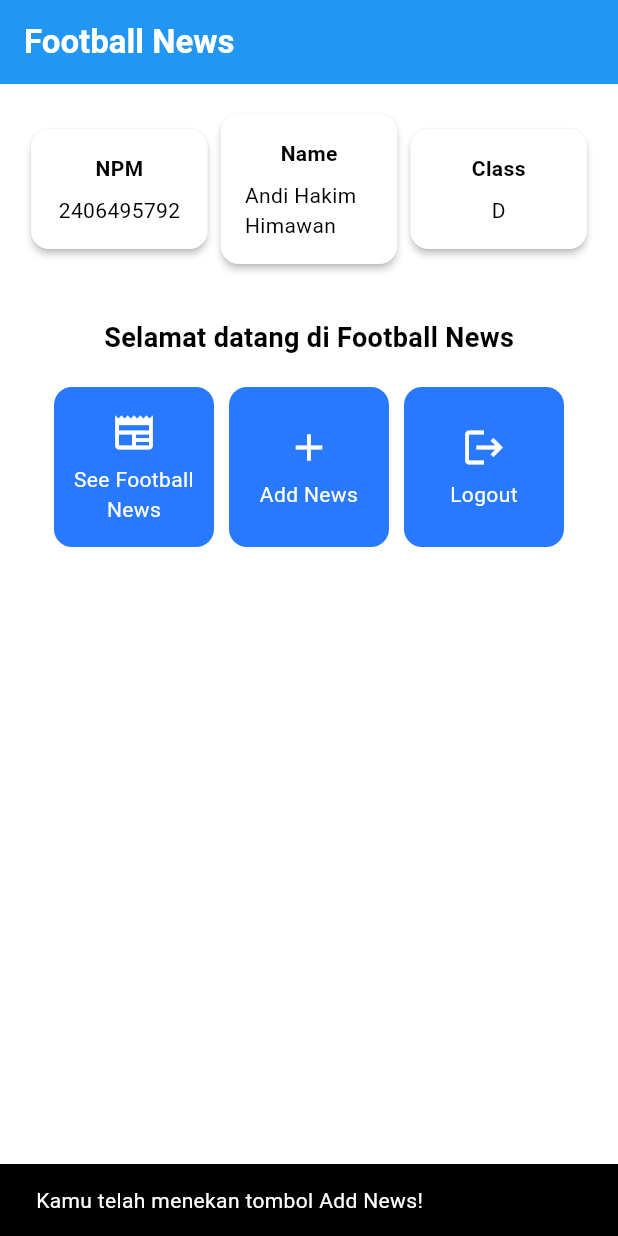
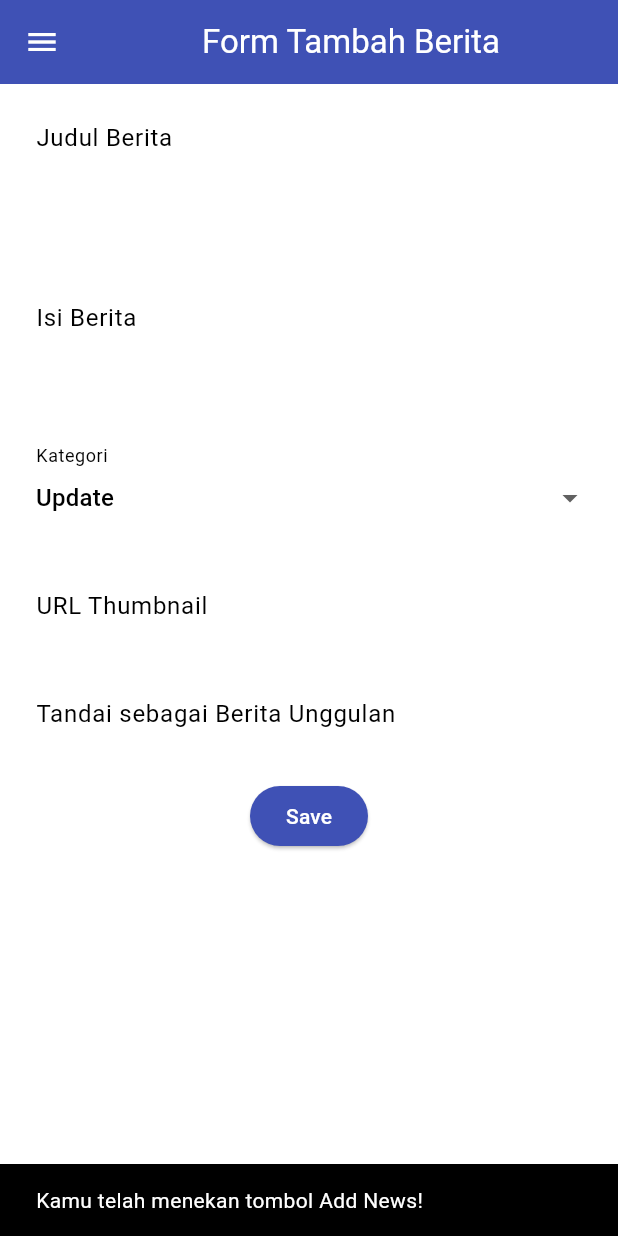
Before and after one commit to SirinAX/football-news-mobile, a Flutter app: the MyHomePage screen opened directly, after a tap on "Add News", on a phone screen of 412 x 824 dp. Run offline on Flutter 3.47's test engine with Material 3 defaults, Android fonts, the phone set to English and light mode, and no system bars.

Commit message:
tutorial 7 selesai

```diff
--- a/lib/main.dart
+++ b/lib/main.dart
@@ -1,6 +1,5 @@
 import 'package:flutter/material.dart';
-import 'package:football_news/menu.dart';
-
+import 'package:football_news/screens/menu.dart';
 void main() {
   runApp(const MyApp());
 }
--- a/lib/menu.dart
+++ b/lib/screens/menu.dart
@@ -1,4 +1,8 @@
 import 'package:flutter/material.dart';
+import 'package:football_news/screens/newslist_form.dart';
+import 'package:football_news/widgets/left_drawer.dart';
+import 'package:football_news/widgets/news_card.dart';
+
 
 class MyHomePage extends StatelessWidget {
   MyHomePage({super.key});
@@ -26,6 +30,8 @@ class MyHomePage extends StatelessWidget {
         ),
         backgroundColor: Theme.of(context).colorScheme.primary,
       ),
+      drawer: const LeftDrawer(),
+
       body: Padding(
         padding: const EdgeInsets.all(16.0),
         child: Column(
@@ -108,47 +114,3 @@ class ItemHomepage {
 
   ItemHomepage(this.name, this.icon);
 }
-
-class ItemCard extends StatelessWidget {
-  final ItemHomepage item;
-
-  const ItemCard(this.item, {super.key});
-
-  @override
-  Widget build(BuildContext context) {
-    return Material(
-      color: Theme.of(context).colorScheme.secondary,
-      borderRadius: BorderRadius.circular(12),
-      child: InkWell(
-        onTap: () {
-          ScaffoldMessenger.of(context)
-            ..hideCurrentSnackBar()
-            ..showSnackBar(
-              SnackBar(content: Text("Kamu telah menekan tombol ${item.name}!")),
-            );
-        },
-        child: Container(
-          padding: const EdgeInsets.all(8),
-          child: Center(
-            child: Column(
-              mainAxisAlignment: MainAxisAlignment.center,
-              children: [
-                Icon(
-                  item.icon,
-                  color: Colors.white,
-                  size: 30.0,
-                ),
-                const Padding(padding: EdgeInsets.all(3)),
-                Text(
-                  item.name,
-                  textAlign: TextAlign.center,
-                  style: const TextStyle(color: Colors.white),
-                ),
-              ],
-            ),
-          ),
-        ),
-      ),
-    );
-  }
-}
--- /dev/null
+++ b/lib/screens/newslist_form.dart
@@ -0,0 +1,228 @@
+import 'package:flutter/material.dart';
+import 'package:football_news/widgets/left_drawer.dart';
+
+class NewsFormPage extends StatefulWidget {
+  const NewsFormPage({super.key});
+
+  @override
+  State<NewsFormPage> createState() => _NewsFormPageState();
+}
+
+class _NewsFormPageState extends State<NewsFormPage> {
+  final _formKey = GlobalKey<FormState>();
+  String _title = "";
+  String _content = "";
+  String _category = "update"; // default
+  String _thumbnail = "";
+  bool _isFeatured = false; // default
+
+  final List<String> _categories = [
+    'transfer',
+    'update',
+    'exclusive',
+    'match',
+    'rumor',
+    'analysis',
+  ];
+
+  @override
+  Widget build(BuildContext context) {
+    return Scaffold(
+      appBar: AppBar(
+        title: const Center(
+          child: Text(
+            'Form Tambah Berita',
+          ),
+        ),
+        backgroundColor: Colors.indigo,
+        foregroundColor: Colors.white,
+      ),
+
+      drawer: const LeftDrawer(),
+
+      body: Form(
+        key: _formKey,
+        child: SingleChildScrollView(
+          child: Column(
+            crossAxisAlignment: CrossAxisAlignment.start,
+            children: [
+              // === Title ===
+              Padding(
+                padding: const EdgeInsets.all(8.0),
+                child: TextFormField(
+                  decoration: InputDecoration(
+                    hintText: "Judul Berita",
+                    labelText: "Judul Berita",
+                    border: OutlineInputBorder(
+                      borderRadius: BorderRadius.circular(5.0),
+                    ),
+                  ),
+                  onChanged: (String? value) {
+                    setState(() {
+                      _title = value!;
+                    });
+                  },
+                  validator: (String? value) {
+                    if (value == null || value.isEmpty) {
+                      return "Judul tidak boleh kosong!";
+                    }
+                    return null;
+                  },
+                ),
+              ),
+
+              // === Content ===
+              Padding(
+                padding: const EdgeInsets.all(8.0),
+                child: TextFormField(
+                  maxLines: 5,
+                  decoration: InputDecoration(
+                    hintText: "Isi Berita",
+                    labelText: "Isi Berita",
+                    border: OutlineInputBorder(
+                      borderRadius: BorderRadius.circular(5.0),
+                    ),
+                  ),
+                  onChanged: (String? value) {
+                    setState(() {
+                      _content = value!;
+                    });
+                  },
+                  validator: (String? value) {
+                    if (value == null || value.isEmpty) {
+                      return "Isi berita tidak boleh kosong!";
+                    }
+                    return null;
+                  },
+                ),
+              ),
+
+              // === Category ===
+              Padding(
+                padding: const EdgeInsets.all(8.0),
+                child: DropdownButtonFormField<String>(
+                  decoration: InputDecoration(
+                    labelText: "Kategori",
+                    border: OutlineInputBorder(
+                      borderRadius: BorderRadius.circular(5.0),
+                    ),
+                  ),
+                  value: _category,
+                  items: _categories
+                      .map((cat) => DropdownMenuItem(
+                            value: cat,
+                            child: Text(
+                              cat[0].toUpperCase() + cat.substring(1),
+                            ),
+                          ))
+                      .toList(),
+                  onChanged: (String? newValue) {
+                    setState(() {
+                      _category = newValue!;
+                    });
+                  },
+                ),
+              ),
+
+              // === Thumbnail URL ===
+              Padding(
+                padding: const EdgeInsets.all(8.0),
+                child: TextFormField(
+                  decoration: InputDecoration(
+                    hintText: "URL Thumbnail (opsional)",
+                    labelText: "URL Thumbnail",
+                    border: OutlineInputBorder(
+                      borderRadius: BorderRadius.circular(5.0),
+                    ),
+                  ),
+                  onChanged: (String? value) {
+                    setState(() {
+                      _thumbnail = value!;
+                    });
+                  },
+                ),
+              ),
+
+              // === Is Featured ===
+              Padding(
+                padding: const EdgeInsets.all(8.0),
+                child: SwitchListTile(
+                  title: const Text("Tandai sebagai Berita Unggulan"),
+                  value: _isFeatured,
+                  onChanged: (bool value) {
+                    setState(() {
+                      _isFeatured = value;
+                    });
+                  },
+                ),
+              ),
+
+              // === Tombol Simpan ===
+              Align(
+                alignment: Alignment.bottomCenter,
+                child: Padding(
+                  padding: const EdgeInsets.all(8.0),
+                child: ElevatedButton(
+                          style: ButtonStyle(
+                            backgroundColor:
+                                MaterialStateProperty.all(Colors.indigo),
+                          ),
+                            onPressed: () {
+                              if (_formKey.currentState!.validate()) {
+                                showDialog(
+                                  context: context,
+                                  builder: (context) {
+                                    return AlertDialog(
+                                      title: const Text('Berita berhasil disimpan'),
+                                      content: SingleChildScrollView(
+                                        child: Column(
+                                          crossAxisAlignment: CrossAxisAlignment.start,
+                                          children: [
+                                            Text('Judul: $_title'),
+                                            const SizedBox(height: 8),
+                                            Text('Isi Berita: $_content'),
+                                            const SizedBox(height: 8),
+                                            Text('Kategori: $_category'),
+                                            const SizedBox(height: 8),
+                                            Text('URL Thumbnail: ${_thumbnail.isEmpty ? "-" : _thumbnail}'),
+                                            const SizedBox(height: 8),
+                                            Text('Berita Unggulan: ${_isFeatured ? "Ya" : "Tidak"}'),
+                                          ],
+                                        ),
+                                      ),
+                                      actions: [
+                                        TextButton(
+                                          child: const Text('OK'),
+                                          onPressed: () {
+                                            Navigator.pop(context);
+                                          },
+                                        ),
+                                      ],
+                                    );
+                                  },
+                                );
+
+                                // Reset form agar kosong kembali setelah disimpan
+                                _formKey.currentState!.reset();
+                                setState(() {
+                                  _category = "update";
+                                  _isFeatured = false;
+                                  _thumbnail = "";
+                                });
+                              }
+                            },
+
+                          child: const Text(
+                            "Save",
+                            style: TextStyle(color: Colors.white),
+                          ),
+                        ),
+                                ),
+                              ),
+                            ],
+                          ),
+                        ),
+                      ),
+                    );
+                  }
+                }
--- /dev/null
+++ b/lib/widgets/left_drawer.dart
@@ -0,0 +1,74 @@
+import 'package:flutter/material.dart';
+import 'package:football_news/screens/menu.dart';
+import 'package:football_news/screens/newslist_form.dart';
+
+class LeftDrawer extends StatelessWidget {
+  const LeftDrawer({super.key});
+
+  @override
+  Widget build(BuildContext context) {
+    return Drawer(
+      child: ListView(
+        children: [
+      const DrawerHeader(
+        decoration: BoxDecoration(
+          color: Colors.blue,
+        ),
+        child: Column(
+          children: [
+            Text(
+              'Football News',
+              textAlign: TextAlign.center,
+              style: TextStyle(
+                fontSize: 30,
+                fontWeight: FontWeight.bold,
+                color: Colors.white,
+              ),
+            ),
+            Padding(padding: EdgeInsets.all(10)),
+        Text(
+          "Seluruh berita sepak bola terkini di sini!",
+          textAlign: TextAlign.center,
+          style: TextStyle(
+            fontSize: 15,
+            color: Colors.white,
+            fontWeight: FontWeight.normal,
+          ),
+        ),
+
+          ],
+        ),
+      ),
+
+          // --- Halaman Utama ---
+          ListTile(
+            leading: const Icon(Icons.home_outlined),
+            title: const Text('Home'),
+            onTap: () {
+              Navigator.pushReplacement(
+                context,
+                MaterialPageRoute(
+                  builder: (context) => MyHomePage(),
+                ),
+              );
+            },
+          ),
+
+          // --- Tambah Berita ---
+          ListTile(
+            leading: const Icon(Icons.post_add),
+            title: const Text('Add News'),
+            onTap: () {
+              Navigator.pushReplacement(
+                context,
+                MaterialPageRoute(
+                  builder: (context) => const NewsFormPage(),
+                ),
+              );
+            },
+          ),
+        ],
+      ),
+    );
+  }
+}
--- /dev/null
+++ b/lib/widgets/news_card.dart
@@ -0,0 +1,63 @@
+import 'package:flutter/material.dart';
+import 'package:football_news/screens/newslist_form.dart';
+import 'package:football_news/screens/menu.dart';
+import 'package:football_news/widgets/left_drawer.dart';
+
+class ItemCard extends StatelessWidget {
+  final ItemHomepage item;
+
+  const ItemCard(this.item, {super.key});
+
+  @override
+  Widget build(BuildContext context) {
+    return Material(
+      color: Theme.of(context).colorScheme.secondary,
+      borderRadius: BorderRadius.circular(12),
+      child: InkWell(
+      // Area responsif terhadap sentuhan
+      onTap: () {
+        // Memunculkan SnackBar ketika diklik
+        ScaffoldMessenger.of(context)
+          ..hideCurrentSnackBar()
+          ..showSnackBar(SnackBar(
+              content: Text("Kamu telah menekan tombol ${item.name}!")));
+
+            // Navigate ke route yang sesuai (tergantung jenis tombol)
+            if (item.name == "Add News") {
+              // TODO: Gunakan Navigator.push untuk melakukan navigasi ke MaterialPageRoute yang mencakup NewsFormPage.
+
+            Navigator.push(
+              context,
+              MaterialPageRoute(
+                builder: (context) => const NewsFormPage(),
+              ),
+            );
+          }
+
+          },
+
+        child: Container(
+          padding: const EdgeInsets.all(8),
+          child: Center(
+            child: Column(
+              mainAxisAlignment: MainAxisAlignment.center,
+              children: [
+                Icon(
+                  item.icon,
+                  color: Colors.white,
+                  size: 30.0,
+                ),
+                const Padding(padding: EdgeInsets.all(3)),
+                Text(
+                  item.name,
+                  textAlign: TextAlign.center,
+                  style: const TextStyle(color: Colors.white),
+                ),
+              ],
+            ),
+          ),
+        ),
+      ),
+    );
+  }
+}
```
